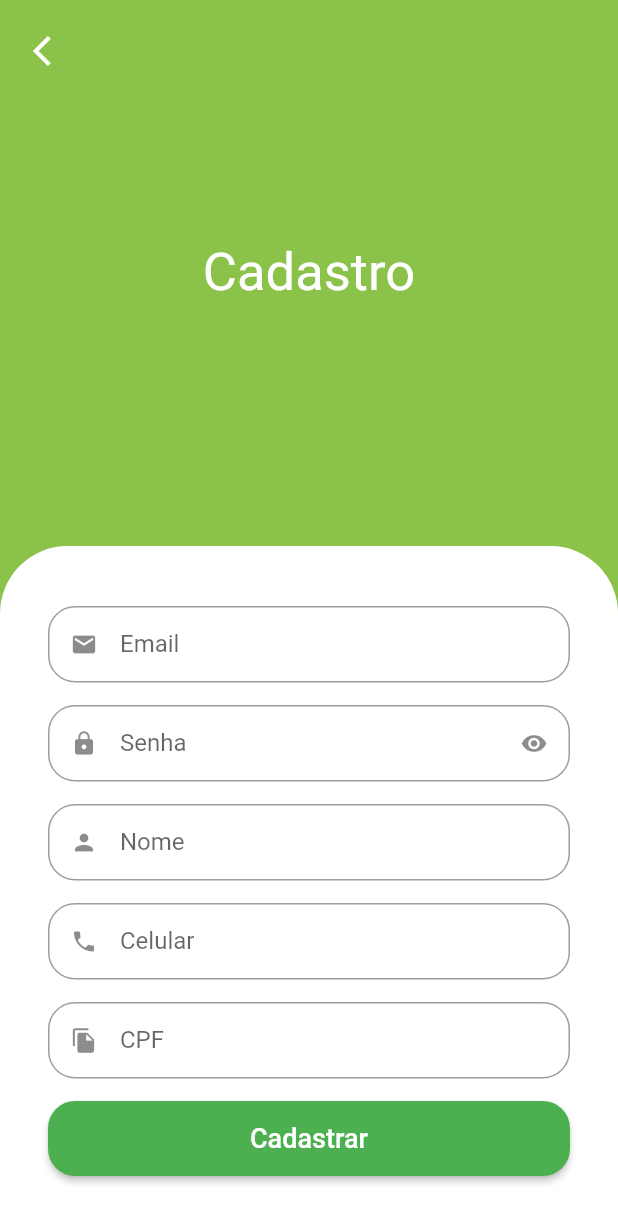
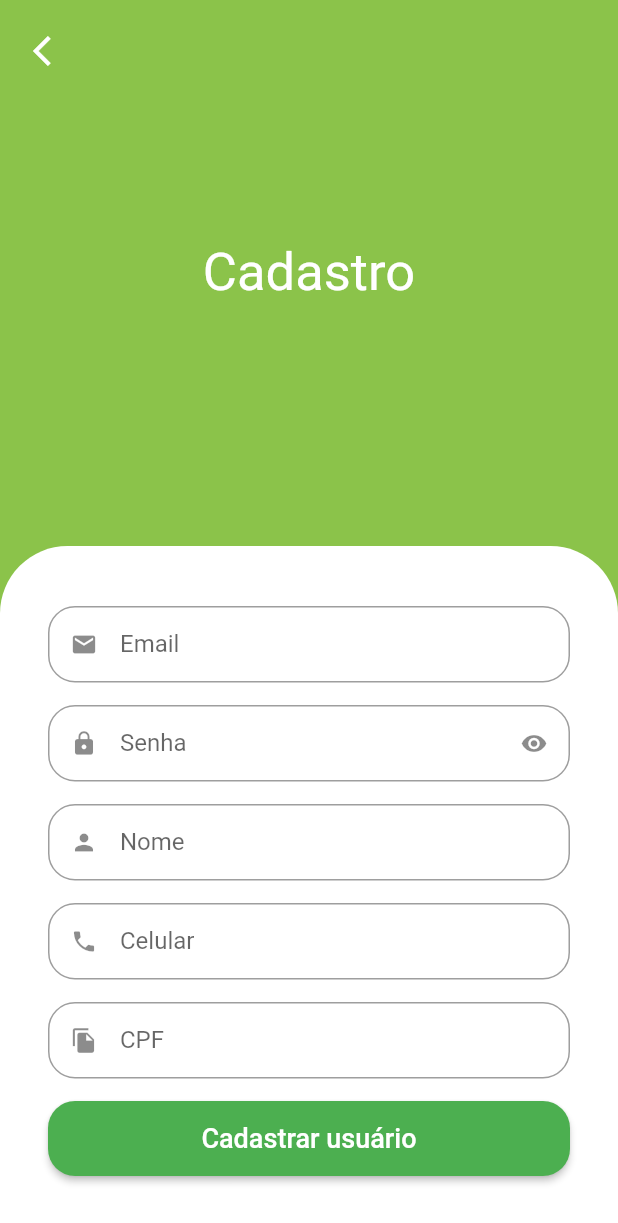
Before and after one commit to gbllopes/quitandinha-flutter-getx, a Flutter app: the SignUpScreen screen opened by its route, on a phone screen of 412 x 824 dp. Shown: the top 1223 px of the screen. Run offline on Flutter 3.47's test engine with Material 2 defaults, Android fonts, the phone set to English and light mode, and no system bars; our stand-ins replace animated_text_kit, badges, dio, flutter_secure_storage, fluttertoast, freezed_annotation and 4 more; missing offline and left inert: add_to_cart_animation; accounts and stored records are empty.

Commit message:
Finaliza autenticação do APP.

```diff
--- a/lib/main.dart
+++ b/lib/main.dart
@@ -5,8 +5,8 @@ import 'package:quitanda_virtual/src/pages/auth/controller/auth_controller.dart'
 import 'src/pages_routes/app_pages.dart';
 
 void main() {
+  WidgetsFlutterBinding.ensureInitialized();
   Get.put(AuthController());
-
   runApp(const MyApp());
 }
 
--- /dev/null
+++ b/lib/src/constants/storage_keys.dart
@@ -0,0 +1,3 @@
+abstract class StorageKeys {
+  static const String token = 'token';
+}
--- a/lib/src/models/user_model.dart
+++ b/lib/src/models/user_model.dart
@@ -1,15 +1,71 @@
+import 'dart:convert';
+
 class UserModel {
-  String name;
-  String email;
-  String phone;
-  String cpf;
-  String password;
+  String? id;
+  String? name;
+  String? email;
+  String? phone;
+  String? cpf;
+  String? password;
+  String? token;
 
   UserModel({
-    required this.name,
-    required this.email,
-    required this.phone,
-    required this.cpf,
-    required this.password,
+    this.id,
+    this.name,
+    this.email,
+    this.phone,
+    this.cpf,
+    this.password,
+    this.token,
   });
+
+  Map<String, dynamic> toMap() {
+    final result = <String, dynamic>{};
+
+    if (id != null) {
+      result.addAll({'id': id});
+    }
+    if (name != null) {
+      result.addAll({'fullname': name});
+    }
+    if (email != null) {
+      result.addAll({'email': email});
+    }
+    if (phone != null) {
+      result.addAll({'phone': phone});
+    }
+    if (cpf != null) {
+      result.addAll({'cpf': cpf});
+    }
+    if (password != null) {
+      result.addAll({'password': password});
+    }
+    if (token != null) {
+      result.addAll({'token': token});
+    }
+
+    return result;
+  }
+
+  factory UserModel.fromMap(Map<String, dynamic> map) {
+    return UserModel(
+      id: map['id'],
+      name: map['fullname'],
+      email: map['email'],
+      phone: map['phone'],
+      cpf: map['cpf'],
+      password: map['password'],
+      token: map['token'],
+    );
+  }
+
+  String toJson() => json.encode(toMap());
+
+  factory UserModel.fromJson(String source) =>
+      UserModel.fromMap(json.decode(source));
+
+  @override
+  String toString() {
+    return 'UserModel(id: $id, name: $name, email: $email, phone: $phone, cpf: $cpf, password: $password, token: $token)';
+  }
 }
--- /dev/null
+++ b/lib/src/pages/auth/result/auth_result.dart
@@ -0,0 +1,11 @@
+import 'package:freezed_annotation/freezed_annotation.dart';
+
+import '../../../models/user_model.dart';
+
+part 'auth_result.freezed.dart';
+
+@freezed
+class AuthResult with _$AuthResult {
+  factory AuthResult.success(UserModel user) = Success;
+  factory AuthResult.error(String message) = Error;
+}
--- a/lib/src/pages/auth/sign_up_screen.dart
+++ /dev/null
@@ -1,103 +0,0 @@
-import 'package:flutter/material.dart';
-import 'package:mask_text_input_formatter/mask_text_input_formatter.dart';
-
-import '../../config/custom_colors.dart';
-import '../common_widgets/custom_text_field.dart';
-
-class SignUpScreen extends StatelessWidget {
-  SignUpScreen({Key? key}) : super(key: key);
-
-  final cpfFormatter = MaskTextInputFormatter(
-      mask: '###.###.###-##', filter: {'#': RegExp(r'[0-9]')});
-
-  final phoneFormatter = MaskTextInputFormatter(
-      mask: '(##) #####-####', filter: {'#': RegExp(r'[0-9]')});
-  @override
-  Widget build(BuildContext context) {
-    final size = MediaQuery.of(context).size;
-    return Scaffold(
-      backgroundColor: CustomColors.customSwatchColor,
-      body: SingleChildScrollView(
-        child: SizedBox(
-          height: size.height,
-          width: size.width,
-          child: Stack(
-            children: [
-              Column(
-                mainAxisAlignment: MainAxisAlignment.center,
-                children: [
-                  const Expanded(
-                    child: Center(
-                      child: Text(
-                        'Cadastro',
-                        style: TextStyle(color: Colors.white, fontSize: 35),
-                      ),
-                    ),
-                  ),
-                  Container(
-                      padding: const EdgeInsets.symmetric(
-                          vertical: 40, horizontal: 32),
-                      decoration: const BoxDecoration(
-                        borderRadius: BorderRadius.only(
-                          topLeft: Radius.circular(45),
-                          topRight: Radius.circular(45),
-                        ),
-                        color: Colors.white,
-                      ),
-                      child: Column(
-                        crossAxisAlignment: CrossAxisAlignment.stretch,
-                        children: [
-                          CustomTextField(label: 'Email', icon: Icons.email),
-                          CustomTextField(
-                              label: 'Senha',
-                              icon: Icons.lock,
-                              isPassword: true),
-                          CustomTextField(label: 'Nome', icon: Icons.person),
-                          CustomTextField(
-                            label: 'Celular',
-                            icon: Icons.phone,
-                            inputFormatters: [phoneFormatter],
-                          ),
-                          CustomTextField(
-                            label: 'CPF',
-                            icon: Icons.file_copy,
-                            inputFormatters: [cpfFormatter],
-                          ),
-                          SizedBox(
-                              height: 50,
-                              child: ElevatedButton(
-                                style: ElevatedButton.styleFrom(
-                                    shape: RoundedRectangleBorder(
-                                        borderRadius:
-                                            BorderRadius.circular(18))),
-                                onPressed: () {},
-                                child: const Text(
-                                  'Cadastrar',
-                                  style: TextStyle(fontSize: 18),
-                                ),
-                              ))
-                        ],
-                      ))
-                ],
-              ),
-              Positioned(
-                top: 10,
-                left: 10,
-                child: SafeArea(
-                  child: IconButton(
-                      onPressed: () {
-                        Navigator.of(context).pop();
-                      },
-                      icon: const Icon(
-                        Icons.arrow_back_ios,
-                        color: Colors.white,
-                      )),
-                ),
-              )
-            ],
-          ),
-        ),
-      ),
-    );
-  }
-}
--- /dev/null
+++ b/lib/src/pages/auth/view/sign_up_screen.dart
@@ -0,0 +1,155 @@
+import 'package:flutter/material.dart';
+import 'package:get/get.dart';
+import 'package:mask_text_input_formatter/mask_text_input_formatter.dart';
+import 'package:quitanda_virtual/src/pages/auth/controller/auth_controller.dart';
+import 'package:quitanda_virtual/src/services/validators.dart';
+
+import '../../../config/custom_colors.dart';
+import '../../common_widgets/custom_text_field.dart';
+
+class SignUpScreen extends StatelessWidget {
+  SignUpScreen({Key? key}) : super(key: key);
+
+  final cpfFormatter = MaskTextInputFormatter(
+      mask: '###.###.###-##', filter: {'#': RegExp(r'[0-9]')});
+
+  final phoneFormatter = MaskTextInputFormatter(
+      mask: '(##) #####-####', filter: {'#': RegExp(r'[0-9]')});
+
+  final _globalKey = GlobalKey<FormState>();
+
+  final authController = Get.find<AuthController>();
+
+  @override
+  Widget build(BuildContext context) {
+    final size = MediaQuery.of(context).size;
+    return Scaffold(
+      backgroundColor: CustomColors.customSwatchColor,
+      body: SingleChildScrollView(
+        child: SizedBox(
+          height: size.height,
+          width: size.width,
+          child: Stack(
+            children: [
+              Column(
+                mainAxisAlignment: MainAxisAlignment.center,
+                children: [
+                  const Expanded(
+                    child: Center(
+                      child: Text(
+                        'Cadastro',
+                        style: TextStyle(color: Colors.white, fontSize: 35),
+                      ),
+                    ),
+                  ),
+                  Container(
+                      padding: const EdgeInsets.symmetric(
+                          vertical: 40, horizontal: 32),
+                      decoration: const BoxDecoration(
+                        borderRadius: BorderRadius.only(
+                          topLeft: Radius.circular(45),
+                          topRight: Radius.circular(45),
+                        ),
+                        color: Colors.white,
+                      ),
+                      child: Form(
+                        key: _globalKey,
+                        child: Column(
+                          crossAxisAlignment: CrossAxisAlignment.stretch,
+                          children: [
+                            CustomTextField(
+                              label: 'Email',
+                              icon: Icons.email,
+                              onSaved: (value) {
+                                authController.user.email = value;
+                              },
+                              validator: emailValidator,
+                              keyboardType: TextInputType.emailAddress,
+                            ),
+                            CustomTextField(
+                                label: 'Senha',
+                                icon: Icons.lock,
+                                validator: passwordValidator,
+                                onSaved: (value) {
+                                  authController.user.password = value;
+                                },
+                                isPassword: true),
+                            CustomTextField(
+                              label: 'Nome',
+                              icon: Icons.person,
+                              validator: nameValidator,
+                              onSaved: (value) {
+                                authController.user.name = value;
+                              },
+                            ),
+                            CustomTextField(
+                              label: 'Celular',
+                              icon: Icons.phone,
+                              validator: phoneValidator,
+                              keyboardType: TextInputType.phone,
+                              onSaved: (value) {
+                                authController.user.phone = value;
+                              },
+                              inputFormatters: [phoneFormatter],
+                            ),
+                            CustomTextField(
+                              label: 'CPF',
+                              keyboardType: TextInputType.number,
+                              validator: cpfValidator,
+                              onSaved: (value) {
+                                authController.user.cpf = value;
+                              },
+                              icon: Icons.file_copy,
+                              inputFormatters: [cpfFormatter],
+                            ),
+                            SizedBox(
+                                height: 50,
+                                child: Obx(
+                                  () => ElevatedButton(
+                                    style: ElevatedButton.styleFrom(
+                                        shape: RoundedRectangleBorder(
+                                            borderRadius:
+                                                BorderRadius.circular(18))),
+                                    onPressed: !authController.isLoading.value
+                                        ? () {
+                                            if (_globalKey.currentState!
+                                                .validate()) {
+                                              _globalKey.currentState!.save();
+                                              authController.signUp();
+                                            }
+                                          }
+                                        : null,
+                                    child: !authController.isLoading.value
+                                        ? const Text(
+                                            'Cadastrar usuário',
+                                            style: TextStyle(fontSize: 18),
+                                          )
+                                        : const CircularProgressIndicator(),
+                                  ),
+                                ))
+                          ],
+                        ),
+                      ))
+                ],
+              ),
+              Positioned(
+                top: 10,
+                left: 10,
+                child: SafeArea(
+                  child: IconButton(
+                      onPressed: () {
+                        Navigator.of(context).pop();
+                      },
+                      icon: const Icon(
+                        Icons.arrow_back_ios,
+                        color: Colors.white,
+                      )),
+                ),
+              )
+            ],
+          ),
+        ),
+      ),
+    );
+  }
+}
--- a/lib/src/pages/common_widgets/custom_text_field.dart
+++ b/lib/src/pages/common_widgets/custom_text_field.dart
@@ -9,7 +9,9 @@ class CustomTextField extends StatefulWidget {
   final String? initialValue;
   final bool readyOnly;
   final String? Function(String?)? validator;
+  final void Function(String?)? onSaved;
   final TextEditingController? controller;
+  final TextInputType? keyboardType;
 
   CustomTextField({
     Key? key,
@@ -20,7 +22,9 @@ class CustomTextField extends StatefulWidget {
     this.initialValue,
     this.readyOnly = false,
     this.validator,
+    this.onSaved,
     this.controller,
+    this.keyboardType,
   }) : super(key: key);
 
   @override
@@ -36,9 +40,11 @@ class _CustomTextFieldState extends State<CustomTextField> {
       child: TextFormField(
         controller: widget.controller,
         readOnly: widget.readyOnly,
+        keyboardType: widget.keyboardType,
         initialValue: widget.initialValue,
         inputFormatters: widget.inputFormatters,
         validator: widget.validator,
+        onSaved: widget.onSaved,
         obscureText: widget.isPassword && hiddenPassword ? true : false,
         decoration: InputDecoration(
           prefixIcon: Icon(widget.icon),
--- a/lib/src/pages/splash/splash_screen.dart
+++ b/lib/src/pages/splash/splash_screen.dart
@@ -1,8 +1,8 @@
 import 'package:flutter/material.dart';
 import 'package:get/get.dart';
 import 'package:quitanda_virtual/src/config/custom_colors.dart';
+import 'package:quitanda_virtual/src/pages/auth/controller/auth_controller.dart';
 import 'package:quitanda_virtual/src/pages/common_widgets/app_name_widget.dart';
-import 'package:quitanda_virtual/src/pages_routes/app_pages.dart';
 
 class SplashScreen extends StatefulWidget {
   const SplashScreen({Key? key}) : super(key: key);
@@ -15,9 +15,7 @@ class _SplashScreenState extends State<SplashScreen> {
   @override
   void initState() {
     super.initState();
-    Future.delayed(const Duration(seconds: 2), () {
-      Get.offNamed(PagesRoutes.signInRoute);
-    });
+    Get.find<AuthController>().validateToken();
   }
 
   @override
--- a/lib/src/pages_routes/app_pages.dart
+++ b/lib/src/pages_routes/app_pages.dart
@@ -1,8 +1,10 @@
 import 'package:get/get_navigation/src/routes/get_route.dart';
-import 'package:quitanda_virtual/src/pages/auth/sign_in_screen.dart';
-import 'package:quitanda_virtual/src/pages/auth/sign_up_screen.dart';
+
 import 'package:quitanda_virtual/src/pages/base/base_screen.dart';
 import 'package:quitanda_virtual/src/pages/splash/splash_screen.dart';
+
+import '../pages/auth/view/sign_in_screen.dart';
+import '../pages/auth/view/sign_up_screen.dart';
 
 abstract class AppPages {
   static final pages = <GetPage>[
--- a/pubspec.yaml
+++ b/pubspec.yaml
@@ -43,6 +43,11 @@ dependencies:
   fluttertoast: ^8.0.9
   shimmer: ^2.0.0
   get: ^4.6.5
+  dio: ^4.0.6
+  freezed: ^2.0.4
+  freezed_annotation: ^2.1.0
+  build_runner: ^2.2.0
+  flutter_secure_storage: ^6.0.0
 
 dev_dependencies:
   flutter_launcher_icons: ^0.10.0
```
Also changed, not shown: lib/src/constants/endpoints.dart (added, +7 -0 lines), lib/src/pages/auth/controller/auth_controller.dart (+72 -1 lines), lib/src/pages/auth/repository/auth_errors.dart (added, +18 -0 lines), lib/src/pages/auth/repository/auth_repository.dart (added, +55 -0 lines), lib/src/pages/auth/view/sign_in_screen.dart (renamed from lib/src/pages/auth/sign_in_screen.dart, +8 -22 lines), lib/src/pages/profile/profile_tab.dart (+14 -5 lines), lib/src/services/http_manager.dart (added, +44 -0 lines), lib/src/services/utils_services.dart (+19 -0 lines), lib/src/services/validators.dart (added, +38 -0 lines), lib/src/pages/auth/result/auth_result.freezed.dart (added), pubspec.lock, 3 other files.
